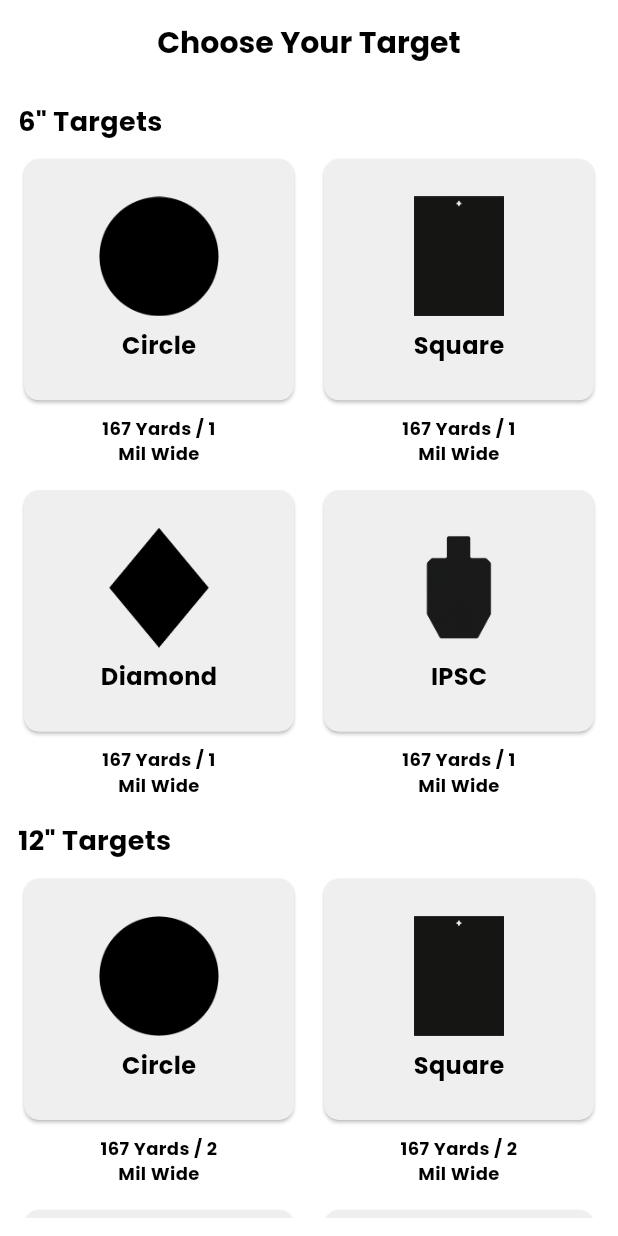
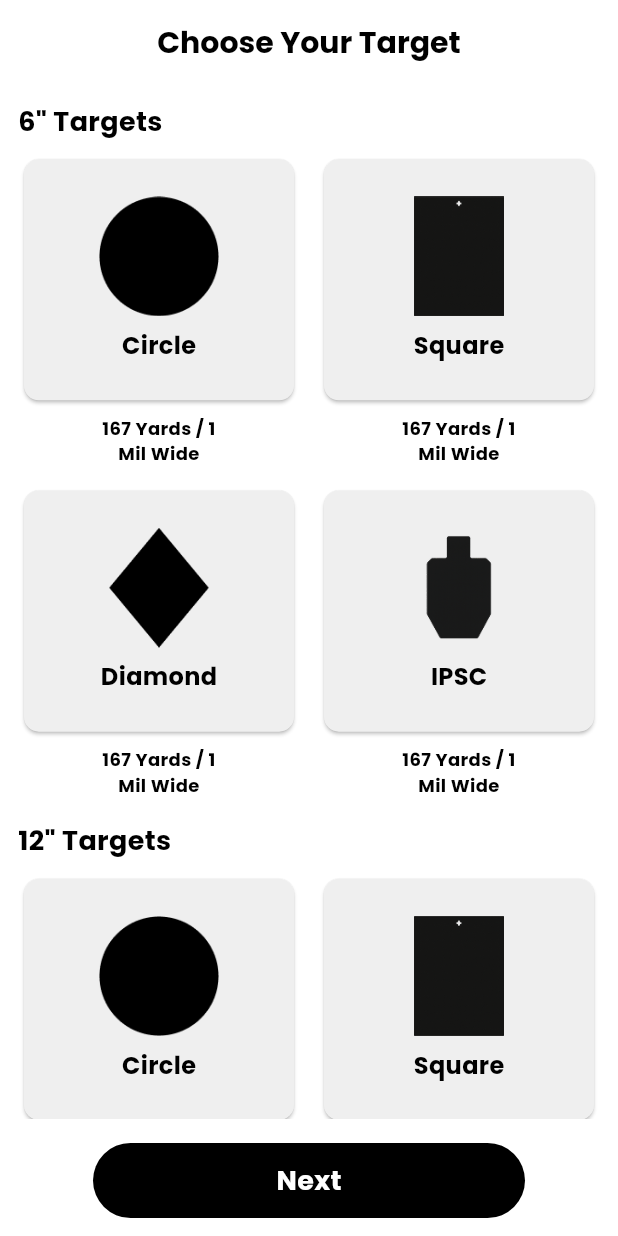
Before and after one commit to mdtusher2018/reticle_trainer_app, a Flutter app: the ChooseTargetScreen screen opened directly, on a phone screen of 412 x 824 dp. Run offline on Flutter 3.47's test engine with Material 3 defaults, Android fonts, the phone set to English and light mode, and no system bars; our stand-ins replace google_fonts, photo_view, screenshot, share_plus, shared_preferences; accounts and stored records are empty.

Commit message:
frist commite2

```diff
--- a/lib/ChooseTargetScreen.dart
+++ b/lib/ChooseTargetScreen.dart
@@ -128,6 +128,9 @@ class _ChooseTargetScreenState extends State<ChooseTargetScreen> {
       ),
       body: Padding(
         padding: const EdgeInsets.all(12.0),
+        child: Column(
+          children: [
+            Expanded(
               child: SingleChildScrollView(
                 child: Column(
                   crossAxisAlignment: CrossAxisAlignment.start,
@@ -165,7 +168,11 @@ class _ChooseTargetScreenState extends State<ChooseTargetScreen> {
                         return buildTargetCard(target12[index]);
                       },
                     ),
-              const SizedBox(height: 20),
+                  ],
+                ),
+              ),
+            ),
+         SizedBox(height: 16,),
            commonButton(
                 "Next",
                 onTap: () {
@@ -191,9 +198,8 @@ class _ChooseTargetScreenState extends State<ChooseTargetScreen> {
                 },
                 color: Colors.black,
               ),
-              const SizedBox(height: 20),
+
           ],
-          ),
         ),
       ),
     );
```
Also changed, not shown: lib/splash_screen.dart (+33 -3 lines). Lines whose indentation alone changed are shown as unchanged.
